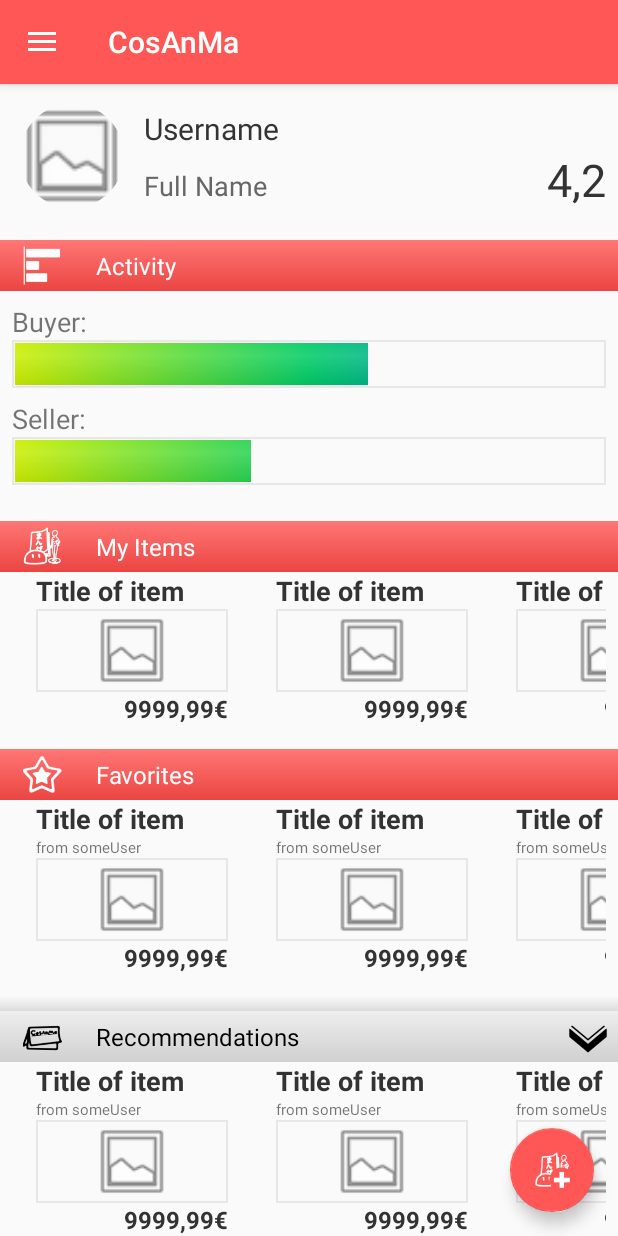
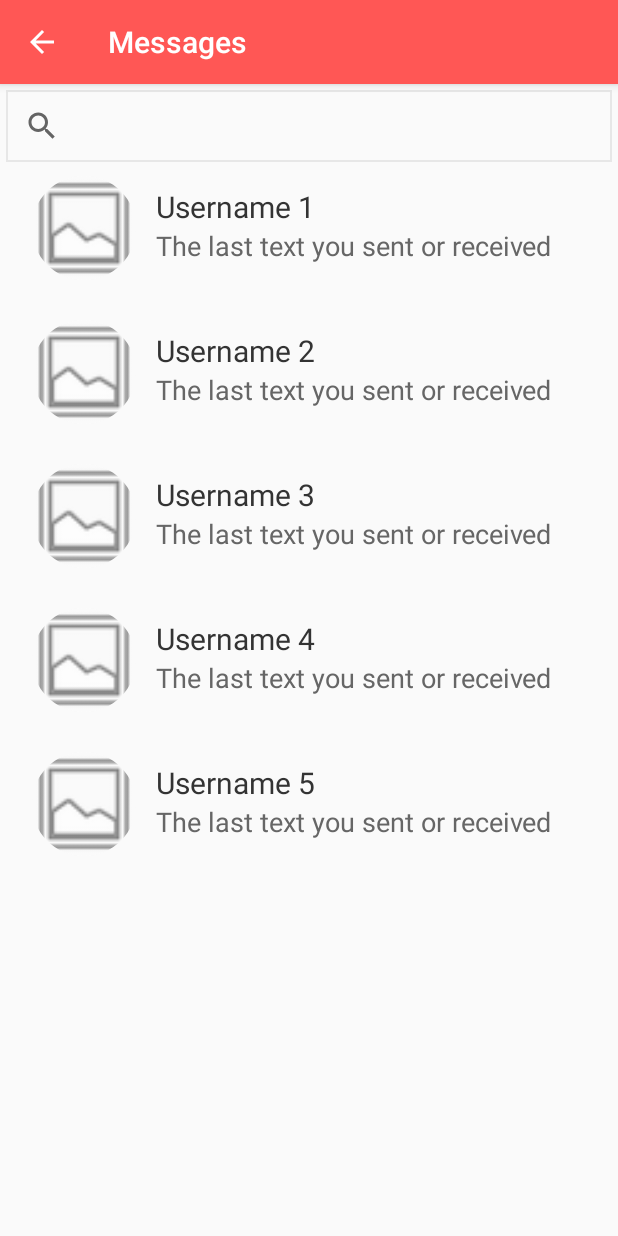
Before and after one commit to couch-dev/ShopProject, an Android app: the MainActivity screen opened directly, with no data from a screen before it, in the side drawer, after a tap on "Messages", on a phone screen of 412 x 824 dp. Run offline under Robolectric (Android 15) with nearby library versions, the phone set to English and light mode, and no system bars.

Commit message:
added messages gui

```diff
--- a/app/src/main/AndroidManifest.xml
+++ b/app/src/main/AndroidManifest.xml
@@ -60,6 +60,12 @@
         <activity android:name=".MyItemsActivity"
             android:label="@string/my_items">
         </activity>
+        <activity android:name=".MessagesActivity"
+            android:label="@string/messages">
+        </activity>
+        <activity android:name=".ChatActivity"
+            android:label="@string/username_hint">
+        </activity>
 
         <!-- generated activities -->
         <activity
--- a/app/src/main/java/net/couchdev/android/layoutsandbox/MainActivity.java
+++ b/app/src/main/java/net/couchdev/android/layoutsandbox/MainActivity.java
@@ -101,6 +101,48 @@ public class MainActivity extends AppCompatActivity
             }
         });
 
+        final RecyclerView recycler = (RecyclerView) findViewById(R.id.shopRecycler);
+        LinearLayoutManager layoutManager3 = new LinearLayoutManager(this, LinearLayoutManager.HORIZONTAL, false);
+        recycler.setLayoutManager(layoutManager3);
+        RecyclerView.Adapter adapter3 = new RecyclerView.Adapter<CustomViewHolder>(){
+            @Override
+            public CustomViewHolder onCreateViewHolder(ViewGroup parent, int viewType) {
+                View view = LayoutInflater.from(MainActivity.this).inflate(R.layout.item_profile, parent, false);
+                TextView owner = (TextView) view.findViewById(R.id.itemOwner);
+                owner.setVisibility(View.VISIBLE);
+                return new CustomViewHolder(view);
+            }
+            @Override
+            public void onBindViewHolder(CustomViewHolder holder, int position) {
+            }
+            @Override
+            public int getItemCount() {
+                return 5;
+            }
+        };
+        recycler.setAdapter(adapter3);
+        final TextView shopHeader = (TextView) findViewById(R.id.shopHeader);
+        shopHeader.setOnClickListener(new View.OnClickListener() {
+            @Override
+            public void onClick(View v) {
+                if(recycler.getVisibility() == View.INVISIBLE){
+                    recycler.setVisibility(View.VISIBLE);
+                    RelativeLayout.LayoutParams params = (RelativeLayout.LayoutParams) shopHeader.getLayoutParams();
+                    params.removeRule(RelativeLayout.ALIGN_PARENT_BOTTOM);
+                    shopHeader.setLayoutParams(params);
+                    ImageView arrow = (ImageView) findViewById(R.id.arrowImage);
+                    arrow.setImageDrawable(getResources().getDrawable(R.drawable.ic_arrow_down_small));
+                } else{
+                    recycler.setVisibility(View.INVISIBLE);
+                    RelativeLayout.LayoutParams params = (RelativeLayout.LayoutParams) shopHeader.getLayoutParams();
+                    params.addRule(RelativeLayout.ALIGN_PARENT_BOTTOM, RelativeLayout.TRUE);
+                    shopHeader.setLayoutParams(params);
+                    ImageView arrow = (ImageView) findViewById(R.id.arrowImage);
+                    arrow.setImageDrawable(getResources().getDrawable(R.drawable.ic_arrow_up_small));
+                }
+            }
+        });
+
         final SearchView shopSearch = (SearchView) findViewById(R.id.shopSearch);
         shopSearch.setOnClickListener(new View.OnClickListener() {
             @Override
@@ -151,49 +193,6 @@ public class MainActivity extends AppCompatActivity
             }
         };
         recycler2.setAdapter(adapter2);
-
-        final RecyclerView recycler3 = (RecyclerView) findViewById(R.id.shopRecycler);
-        LinearLayoutManager layoutManager3 = new LinearLayoutManager(this, LinearLayoutManager.HORIZONTAL, false);
-        recycler3.setLayoutManager(layoutManager3);
-        RecyclerView.Adapter adapter3 = new RecyclerView.Adapter<CustomViewHolder>(){
-            @Override
-            public CustomViewHolder onCreateViewHolder(ViewGroup parent, int viewType) {
-                View view = LayoutInflater.from(MainActivity.this).inflate(R.layout.item_profile, parent, false);
-                TextView owner = (TextView) view.findViewById(R.id.itemOwner);
-                owner.setVisibility(View.VISIBLE);
-                return new CustomViewHolder(view);
-            }
-            @Override
-            public void onBindViewHolder(CustomViewHolder holder, int position) {
-            }
-            @Override
-            public int getItemCount() {
-                return 5;
-            }
-        };
-        recycler3.setAdapter(adapter3);
-
-        final TextView shopHeader = (TextView) findViewById(R.id.shopHeader);
-        shopHeader.setOnClickListener(new View.OnClickListener() {
-            @Override
-            public void onClick(View v) {
-                if(recycler3.getVisibility() == View.INVISIBLE){
-                    recycler3.setVisibility(View.VISIBLE);
-                    RelativeLayout.LayoutParams params = (RelativeLayout.LayoutParams) shopHeader.getLayoutParams();
-                    params.removeRule(RelativeLayout.ALIGN_PARENT_BOTTOM);
-                    shopHeader.setLayoutParams(params);
-                    ImageView arrow = (ImageView) findViewById(R.id.arrowImage);
-                    arrow.setImageDrawable(getResources().getDrawable(R.drawable.ic_arrow_down_small));
-                } else{
-                    recycler3.setVisibility(View.INVISIBLE);
-                    RelativeLayout.LayoutParams params = (RelativeLayout.LayoutParams) shopHeader.getLayoutParams();
-                    params.addRule(RelativeLayout.ALIGN_PARENT_BOTTOM, RelativeLayout.TRUE);
-                    shopHeader.setLayoutParams(params);
-                    ImageView arrow = (ImageView) findViewById(R.id.arrowImage);
-                    arrow.setImageDrawable(getResources().getDrawable(R.drawable.ic_arrow_up_small));
-                }
-            }
-        });
 
         ProgressBar buyerProgress = (ProgressBar) findViewById(R.id.buyerProgress);
         buyerProgress.setMax(100);
@@ -246,6 +245,10 @@ public class MainActivity extends AppCompatActivity
                 intent = new Intent(MainActivity.this, MyItemsActivity.class);
                 startActivity(intent);
                 break;
+            case R.id.nav_messages:
+                intent = new Intent(MainActivity.this, MessagesActivity.class);
+                startActivity(intent);
+                break;
         }
         DrawerLayout drawer = (DrawerLayout) findViewById(R.id.drawer_layout);
         drawer.closeDrawer(GravityCompat.START);
--- /dev/null
+++ b/app/src/main/java/net/couchdev/android/layoutsandbox/MessagesActivity.java
@@ -0,0 +1,55 @@
+package net.couchdev.android.layoutsandbox;
+
+import android.content.Intent;
+import android.os.Bundle;
+import android.support.v7.app.AppCompatActivity;
+import android.view.MenuItem;
+import android.view.View;
+import android.widget.AdapterView;
+import android.widget.ArrayAdapter;
+import android.widget.ListView;
+import android.widget.SearchView;
+
+/**
+ * Created by Tim on 22.12.2016.
+ */
+
+public class MessagesActivity extends AppCompatActivity {
+
+    @Override
+    protected void onCreate(Bundle savedInstanceState) {
+        super.onCreate(savedInstanceState);
+        setContentView(R.layout.activity_messages);
+        getSupportActionBar().setDisplayHomeAsUpEnabled(true);
+
+        ListView listView = (ListView) findViewById(R.id.salesList);
+        ArrayAdapter<String> adapter = new ArrayAdapter<>(this, R.layout.item_messages, R.id.usernameText,
+                new String[]{"Username 1", "Username 2", "Username 3", "Username 4", "Username 5"});
+        listView.setAdapter(adapter);
+        listView.setOnItemClickListener(new AdapterView.OnItemClickListener() {
+            @Override
+            public void onItemClick(AdapterView<?> parent, View view, int position, long id) {
+                Intent intent = new Intent(MessagesActivity.this, ChatActivity.class);
+                startActivity(intent);
+            }
+        });
+
+        final SearchView shopSearch = (SearchView) findViewById(R.id.shopSearch);
+        shopSearch.setOnClickListener(new View.OnClickListener() {
+            @Override
+            public void onClick(View v) {
+                shopSearch.setIconified(false);
+            }
+        });
+    }
+
+    @Override
+    public boolean onOptionsItemSelected(MenuItem item) {
+        switch(item.getItemId()){
+            case android.R.id.home: onBackPressed();
+                return true;
+        }
+        return super.onOptionsItemSelected(item);
+    }
+
+}
--- /dev/null
+++ b/app/src/main/res/layout/activity_messages.xml
@@ -0,0 +1,24 @@
+<?xml version="1.0" encoding="utf-8"?>
+<RelativeLayout xmlns:android="http://schemas.android.com/apk/res/android"
+    android:layout_width="match_parent"
+    android:layout_height="match_parent">
+
+    <SearchView
+        android:id="@+id/shopSearch"
+        android:layout_width="match_parent"
+        android:layout_height="wrap_content"
+        android:background="@drawable/item_image_bg"
+        android:layout_margin="4dp">
+
+    </SearchView>
+
+    <ListView
+        android:id="@+id/salesList"
+        android:layout_width="match_parent"
+        android:layout_height="match_parent"
+        android:layout_below="@+id/shopSearch"
+        android:layout_above="@+id/shopHeader"
+        android:divider="@android:color/transparent"
+        android:dividerHeight="8dp"/>
+
+</RelativeLayout>
--- a/app/src/main/res/layout/fragment_profile.xml
+++ b/app/src/main/res/layout/fragment_profile.xml
@@ -192,55 +192,4 @@
         </RelativeLayout>
     </ScrollView>
 
-    <View
-        android:layout_width="match_parent"
-        android:layout_height="10dp"
-        android:background="@drawable/shadow_top"
-        android:layout_above="@+id/shopHeader"/>
-    <TextView
-        android:id="@+id/shopHeader"
-        android:layout_width="match_parent"
-        android:layout_height="wrap_content"
-        android:layout_above="@+id/shopRecycler"
-        android:background="@drawable/gray_gradient"
-        android:paddingTop="6dp"
-        android:paddingBottom="6dp"
-        android:paddingRight="4dp"
-        android:paddingLeft="64dp"
-        android:text="Recommendations"
-        android:textSize="16dp"
-        android:textColor="@color/black"
-        android:gravity="center_vertical"/>
-    <ImageView
-        android:id="@+id/shopImage"
-        android:layout_width="72dp"
-        android:layout_height="wrap_content"
-        android:adjustViewBounds="true"
-        android:scaleType="fitCenter"
-        android:src="@drawable/ic_shop_small"
-        android:layout_alignTop="@+id/shopHeader"
-        android:layout_alignBottom="@+id/shopHeader"
-        android:paddingRight="16dp"
-        android:paddingTop="4dp"
-        android:paddingBottom="4dp"/>
-    <ImageView
-        android:id="@+id/arrowImage"
-        android:layout_width="40dp"
-        android:layout_height="wrap_content"
-        android:adjustViewBounds="true"
-        android:scaleType="fitCenter"
-        android:src="@drawable/ic_arrow_down_small"
-        android:layout_alignTop="@+id/shopHeader"
-        android:layout_alignBottom="@+id/shopHeader"
-        android:layout_alignRight="@+id/shopHeader"
-        android:paddingTop="4dp"
-        android:paddingBottom="4dp"/>
-    <android.support.v7.widget.RecyclerView
-        android:id="@+id/shopRecycler"
-        android:layout_width="match_parent"
-        android:layout_height="wrap_content"
-        android:layout_alignParentBottom="true"
-        android:layout_marginRight="8dp"
-        android:layout_marginLeft="8dp" />
-
 </RelativeLayout>
--- /dev/null
+++ b/app/src/main/res/layout/item_messages.xml
@@ -0,0 +1,41 @@
+<?xml version="1.0" encoding="utf-8"?>
+<RelativeLayout xmlns:android="http://schemas.android.com/apk/res/android"
+    android:layout_width="match_parent" android:layout_height="match_parent"
+    android:paddingLeft="16dp"
+    android:paddingRight="16dp">
+
+    <ImageView
+        android:id="@+id/profileImage"
+        android:layout_width="80dp"
+        android:layout_height="80dp"
+        android:background="@android:drawable/ic_menu_gallery"
+        android:src="@drawable/porthole_white"
+        android:layout_marginBottom="8dp"/>
+
+    <TextView
+        android:id="@+id/usernameText"
+        android:layout_width="wrap_content"
+        android:layout_height="wrap_content"
+        android:layout_alignTop="@+id/profileImage"
+        android:layout_toRightOf="@+id/profileImage"
+        android:text="Username"
+        android:textSize="20dp"
+        android:textColor="@color/dark_gray"
+        android:layout_marginTop="12dp"
+        android:layout_marginLeft="8dp"/>
+
+    <TextView
+        android:id="@+id/lastMessageText"
+        android:layout_width="match_parent"
+        android:layout_height="wrap_content"
+        android:layout_alignBottom="@+id/profileImage"
+        android:layout_alignLeft="@+id/usernameText"
+        android:layout_marginBottom="16dp"
+        android:textSize="18dp"
+        android:textColor="@color/gray"
+        android:singleLine="true"
+        android:maxLines="1"
+        android:ellipsize="end"
+        android:text="The last text you sent or received"/>
+
+</RelativeLayout>
```
Also changed, not shown: app/src/main/java/net/couchdev/android/layoutsandbox/ChatActivity.java (added, +35 -0 lines), app/src/main/res/layout/activity_chat.xml (added, +23 -0 lines), app/src/main/res/layout/fragment_shop.xml (+52 -0 lines).
